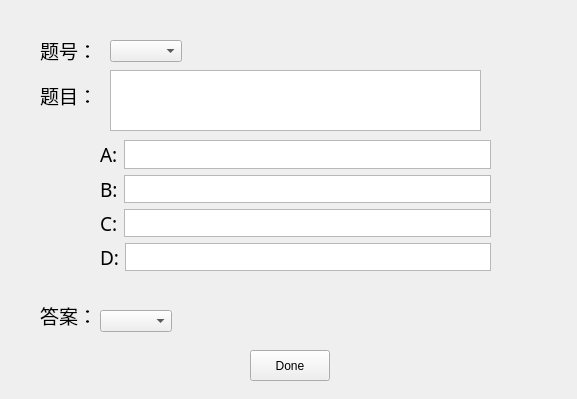
This is Classroom_Assistant/insertpaper.ui in naifuliang/Classroom_Assistant as Qt 5 draws it before an edit. The edited form follows.
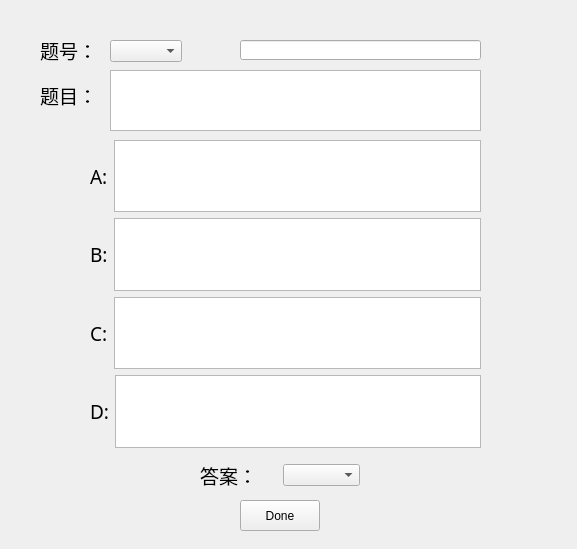
This is the edited form.

Diff of the .ui file:
```diff
--- a/Classroom_Assistant/insertpaper.ui
+++ b/Classroom_Assistant/insertpaper.ui
@@ -7,7 +7,7 @@
     <x>0</x>
     <y>0</y>
     <width>577</width>
-    <height>399</height>
+    <height>549</height>
    </rect>
   </property>
   <property name="windowTitle">
@@ -45,8 +45,8 @@
   <widget class="QPushButton" name="DoneButton">
    <property name="geometry">
     <rect>
-     <x>250</x>
-     <y>350</y>
+     <x>240</x>
+     <y>500</y>
      <width>80</width>
      <height>31</height>
     </rect>
@@ -87,10 +87,10 @@
   <widget class="QWidget" name="verticalLayoutWidget">
    <property name="geometry">
     <rect>
-     <x>100</x>
+     <x>90</x>
      <y>140</y>
      <width>391</width>
-     <height>131</height>
+     <height>308</height>
     </rect>
    </property>
    <layout class="QVBoxLayout" name="verticalLayout">
@@ -176,34 +176,43 @@
     </item>
    </layout>
   </widget>
-  <widget class="QLabel" name="label_7">
+  <widget class="QLineEdit" name="TitleEdit">
    <property name="geometry">
     <rect>
-     <x>40</x>
-     <y>300</y>
-     <width>54</width>
-     <height>31</height>
+     <x>240</x>
+     <y>40</y>
+     <width>241</width>
+     <height>20</height>
     </rect>
    </property>
-   <property name="font">
-    <font>
-     <family>Agency FB</family>
-     <pointsize>14</pointsize>
-    </font>
-   </property>
-   <property name="text">
-    <string>答案：</string>
-   </property>
   </widget>
-  <widget class="QComboBox" name="AnswerBox">
+  <widget class="QWidget" name="horizontalLayoutWidget">
    <property name="geometry">
     <rect>
-     <x>100</x>
-     <y>310</y>
-     <width>72</width>
-     <height>22</height>
+     <x>200</x>
+     <y>460</y>
+     <width>160</width>
+     <height>31</height>
     </rect>
    </property>
+   <layout class="QHBoxLayout" name="horizontalLayout_5">
+    <item>
+     <widget class="QLabel" name="label_7">
+      <property name="font">
+       <font>
+        <family>Agency FB</family>
+        <pointsize>14</pointsize>
+       </font>
+      </property>
+      <property name="text">
+       <string>答案：</string>
+      </property>
+     </widget>
+    </item>
+    <item>
+     <widget class="QComboBox" name="AnswerBox"/>
+    </item>
+   </layout>
   </widget>
  </widget>
  <resources/>
```
